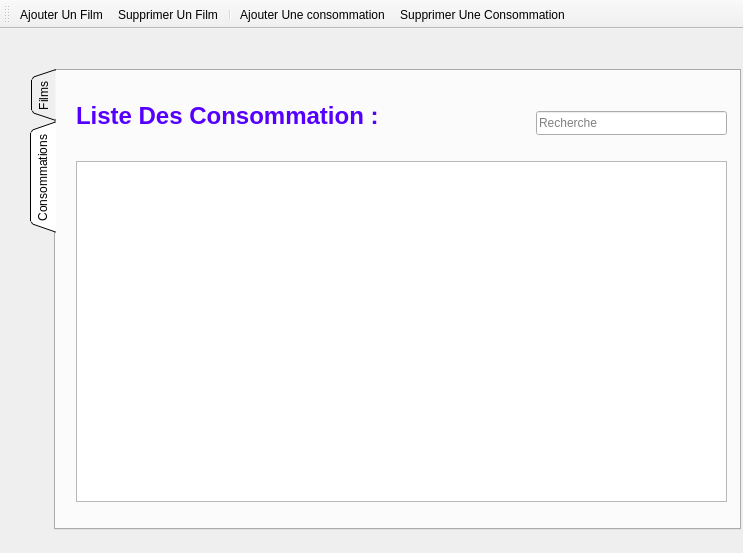
First picture: the form in gestionfilm et consommation/mainwindow.ui, repository SeifEddineAmara/smart-cinema-2A4, before the edit.
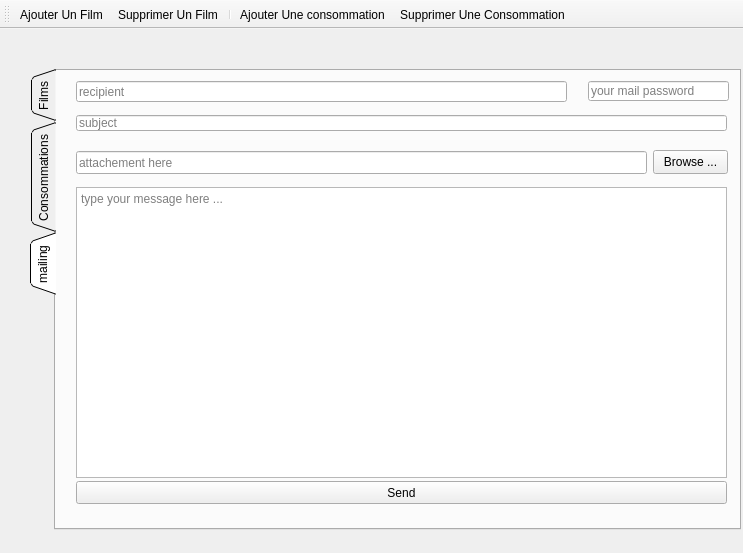
Second picture: the form after the edit.

Diff of the .ui file:
```diff
--- a/gestionfilm et consommation/mainwindow.ui
+++ b/gestionfilm et consommation/mainwindow.ui
@@ -30,7 +30,7 @@
      <enum>QTabWidget::Triangular</enum>
     </property>
     <property name="currentIndex">
-     <number>1</number>
+     <number>2</number>
     </property>
     <widget class="QWidget" name="tab">
      <attribute name="title">
@@ -138,6 +138,105 @@
       </property>
      </widget>
     </widget>
+    <widget class="QWidget" name="tab_3">
+     <attribute name="title">
+      <string>mailing</string>
+     </attribute>
+     <widget class="QLineEdit" name="subject">
+      <property name="geometry">
+       <rect>
+        <x>20</x>
+        <y>44</y>
+        <width>651</width>
+        <height>16</height>
+       </rect>
+      </property>
+      <property name="placeholderText">
+       <string>subject</string>
+      </property>
+     </widget>
+     <widget class="QLineEdit" name="rcpt">
+      <property name="geometry">
+       <rect>
+        <x>20</x>
+        <y>10</y>
+        <width>491</width>
+        <height>21</height>
+       </rect>
+      </property>
+      <property name="placeholderText">
+       <string>recipient</string>
+      </property>
+     </widget>
+     <widget class="QPushButton" name="browseBtn">
+      <property name="geometry">
+       <rect>
+        <x>597</x>
+        <y>79</y>
+        <width>75</width>
+        <height>24</height>
+       </rect>
+      </property>
+      <property name="text">
+       <string>Browse ...</string>
+      </property>
+     </widget>
+     <widget class="QTextEdit" name="msg">
+      <property name="geometry">
+       <rect>
+        <x>20</x>
+        <y>116</y>
+        <width>651</width>
+        <height>291</height>
+       </rect>
+      </property>
+      <property name="placeholderText">
+       <string>type your message here ...</string>
+      </property>
+     </widget>
+     <widget class="QLineEdit" name="mail_pass">
+      <property name="geometry">
+       <rect>
+        <x>532</x>
+        <y>10</y>
+        <width>141</width>
+        <height>20</height>
+       </rect>
+      </property>
+      <property name="echoMode">
+       <enum>QLineEdit::Password</enum>
+      </property>
+      <property name="placeholderText">
+       <string>your mail password</string>
+      </property>
+     </widget>
+     <widget class="QPushButton" name="sendBtn">
+      <property name="geometry">
+       <rect>
+        <x>20</x>
+        <y>410</y>
+        <width>651</width>
+        <height>23</height>
+       </rect>
+      </property>
+      <property name="text">
+       <string>Send</string>
+      </property>
+     </widget>
+     <widget class="QLineEdit" name="file">
+      <property name="geometry">
+       <rect>
+        <x>20</x>
+        <y>80</y>
+        <width>571</width>
+        <height>23</height>
+       </rect>
+      </property>
+      <property name="placeholderText">
+       <string>attachement here</string>
+      </property>
+     </widget>
+    </widget>
    </widget>
   </widget>
   <widget class="QToolBar" name="toolBar">
```
Left out of the diff: 13 changed lines with no effect on the pictures.
